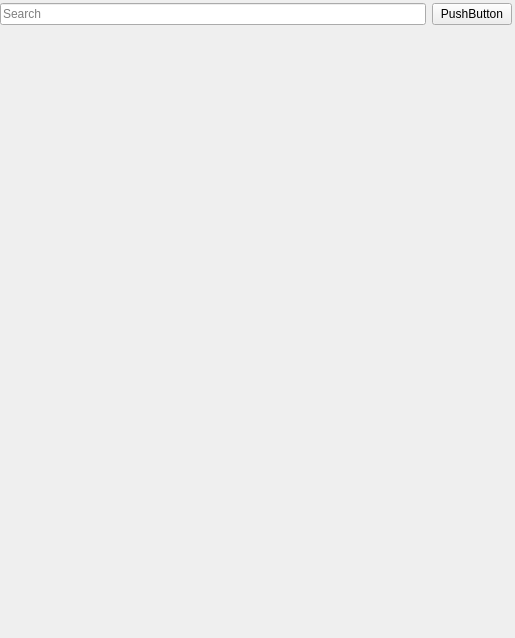
Amirrezach1383/MusicPlayer, file MusicPlayer/MusicPlayer.ui: the form before one commit.
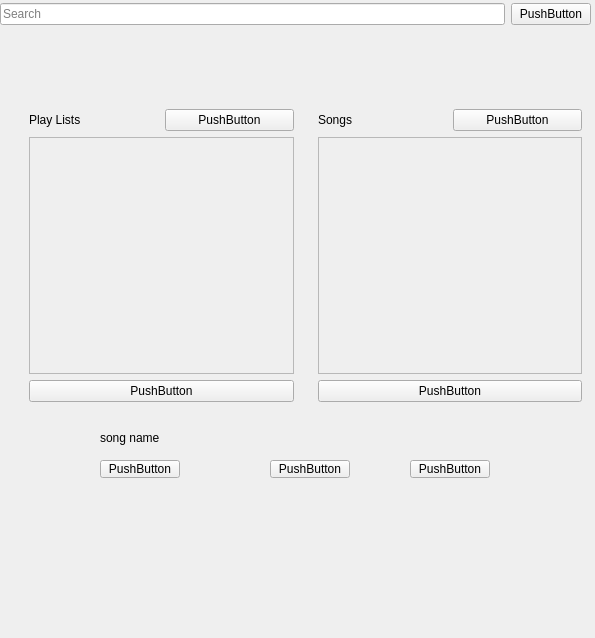
The form after the commit.

```diff
--- a/MusicPlayer/MusicPlayer.ui
+++ b/MusicPlayer/MusicPlayer.ui
@@ -6,7 +6,7 @@
    <rect>
     <x>0</x>
     <y>0</y>
-    <width>515</width>
+    <width>595</width>
     <height>638</height>
    </rect>
   </property>
@@ -22,8 +22,8 @@
      <rect>
       <x>0</x>
       <y>3</y>
-      <width>512</width>
-      <height>70</height>
+      <width>591</width>
+      <height>101</height>
      </rect>
     </property>
     <layout class="QVBoxLayout" name="verticalLayout_2">
@@ -58,6 +58,180 @@
      </item>
     </layout>
    </widget>
+   <widget class="QWidget" name="mianWidget" native="true">
+    <property name="geometry">
+     <rect>
+      <x>20</x>
+      <y>100</y>
+      <width>571</width>
+      <height>311</height>
+     </rect>
+    </property>
+    <layout class="QHBoxLayout" name="horizontalLayout_5">
+     <item>
+      <layout class="QHBoxLayout" name="horizontalLayout_4">
+       <item>
+        <widget class="QWidget" name="widget" native="true">
+         <layout class="QVBoxLayout" name="verticalLayout_3">
+          <item>
+           <layout class="QHBoxLayout" name="horizontalLayout_2">
+            <item>
+             <widget class="QLabel" name="label">
+              <property name="text">
+               <string>Play Lists</string>
+              </property>
+             </widget>
+            </item>
+            <item>
+             <widget class="QPushButton" name="addPlayListPB">
+              <property name="text">
+               <string>PushButton</string>
+              </property>
+             </widget>
+            </item>
+           </layout>
+          </item>
+          <item>
+           <widget class="QScrollArea" name="playListsSongsSA">
+            <property name="widgetResizable">
+             <bool>true</bool>
+            </property>
+            <widget class="QWidget" name="scrollAreaWidgetContents">
+             <property name="geometry">
+              <rect>
+               <x>0</x>
+               <y>0</y>
+               <width>263</width>
+               <height>237</height>
+              </rect>
+             </property>
+            </widget>
+           </widget>
+          </item>
+          <item>
+           <widget class="QPushButton" name="deletePlayListPB">
+            <property name="text">
+             <string>PushButton</string>
+            </property>
+           </widget>
+          </item>
+         </layout>
+        </widget>
+       </item>
+       <item>
+        <widget class="QWidget" name="widget_2" native="true">
+         <layout class="QVBoxLayout" name="verticalLayout_4">
+          <item>
+           <layout class="QHBoxLayout" name="horizontalLayout_3">
+            <item>
+             <widget class="QLabel" name="label_2">
+              <property name="text">
+               <string>Songs</string>
+              </property>
+             </widget>
+            </item>
+            <item>
+             <widget class="QPushButton" name="pushButton">
+              <property name="text">
+               <string>PushButton</string>
+              </property>
+             </widget>
+            </item>
+           </layout>
+          </item>
+          <item>
+           <widget class="QScrollArea" name="songsSA">
+            <property name="widgetResizable">
+             <bool>true</bool>
+            </property>
+            <widget class="QWidget" name="scrollAreaWidgetContents_2">
+             <property name="geometry">
+              <rect>
+               <x>0</x>
+               <y>0</y>
+               <width>262</width>
+               <height>237</height>
+              </rect>
+             </property>
+            </widget>
+           </widget>
+          </item>
+          <item>
+           <widget class="QPushButton" name="deleteSongPB">
+            <property name="text">
+             <string>PushButton</string>
+            </property>
+           </widget>
+          </item>
+         </layout>
+        </widget>
+       </item>
+      </layout>
+     </item>
+    </layout>
+   </widget>
+   <widget class="QWidget" name="widget_3" native="true">
+    <property name="geometry">
+     <rect>
+      <x>20</x>
+      <y>420</y>
+      <width>561</width>
+      <height>111</height>
+     </rect>
+    </property>
+    <widget class="QPushButton" name="pushButton_2">
+     <property name="geometry">
+      <rect>
+       <x>80</x>
+       <y>40</y>
+       <width>80</width>
+       <height>18</height>
+      </rect>
+     </property>
+     <property name="text">
+      <string>PushButton</string>
+     </property>
+    </widget>
+    <widget class="QPushButton" name="pushButton_3">
+     <property name="geometry">
+      <rect>
+       <x>250</x>
+       <y>40</y>
+       <width>80</width>
+       <height>18</height>
+      </rect>
+     </property>
+     <property name="text">
+      <string>PushButton</string>
+     </property>
+    </widget>
+    <widget class="QPushButton" name="pushButton_4">
+     <property name="geometry">
+      <rect>
+       <x>390</x>
+       <y>40</y>
+       <width>80</width>
+       <height>18</height>
+      </rect>
+     </property>
+     <property name="text">
+      <string>PushButton</string>
+     </property>
+    </widget>
+    <widget class="QLabel" name="label_3">
+     <property name="geometry">
+      <rect>
+       <x>80</x>
+       <y>10</y>
+       <width>141</width>
+       <height>16</height>
+      </rect>
+     </property>
+     <property name="text">
+      <string>song name</string>
+     </property>
+    </widget>
+   </widget>
   </widget>
  </widget>
  <resources/>
```
